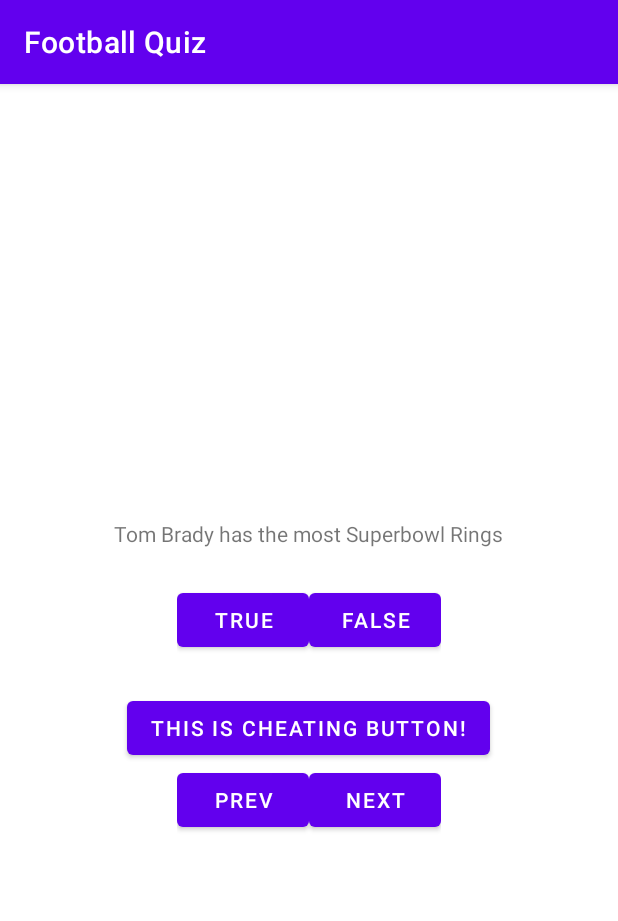
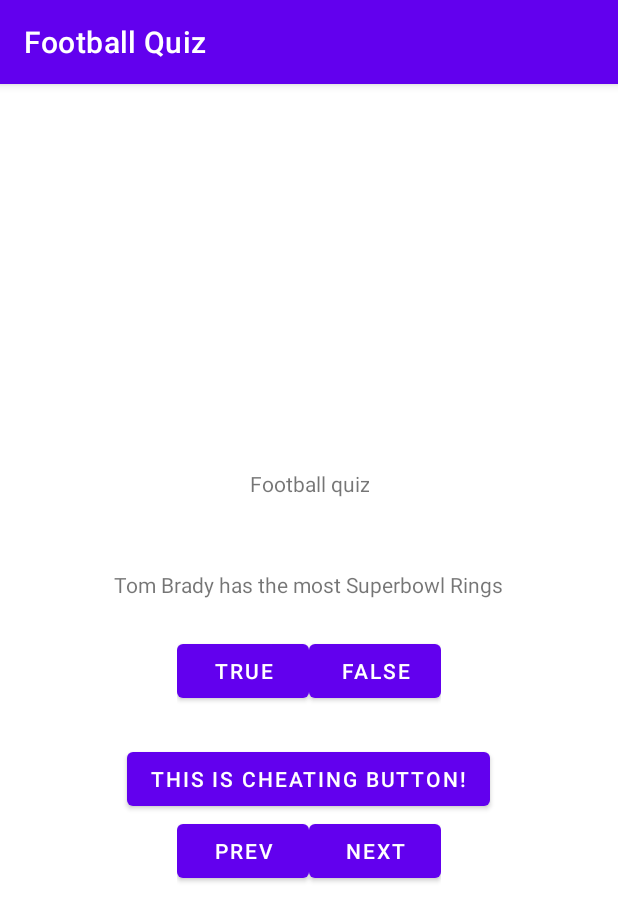
Before and after one commit to ImprovedHelloKitty/Football_Quiz, an Android app: the screen it shows after launch (MainActivity), after a tap on "START", on a phone screen of 412 x 824 dp. Shown: the top 921 px of the screen. Run offline under Robolectric (Android 15) with nearby library versions, the phone set to English and light mode, and no system bars.

Commit message:
start page

```diff
--- a/app/src/main/java/com/example/footballquiz/startPage.kt
+++ b/app/src/main/java/com/example/footballquiz/startPage.kt
@@ -20,12 +20,6 @@ import com.example.footballquiz.databinding.StartPageBinding
             setContentView(R.layout.start_page)
 
             startButton = findViewById(R.id.begin_the_quiz)
-            /*binding = StartPageBinding.inflate(layoutInflater)
-            setContentView(binding.root)*/
-
-            /*binding.startButton.setOnClickListener { view: View ->
-                val intent = Intent(this, MainActivity::class.java)
-            }*/
 
             startButton.setOnClickListener { view: View ->
                 val intent = Intent(this, MainActivity::class.java)
--- a/app/src/main/res/layout/activity_main.xml
+++ b/app/src/main/res/layout/activity_main.xml
@@ -5,6 +5,13 @@
     android:layout_height="match_parent"
     android:gravity="center"
     android:orientation="vertical">
+
+    <TextView
+        android:layout_width="wrap_content"
+        android:layout_height="wrap_content"
+        android:gravity="center"
+        android:padding="24dp"
+        android:text="Football quiz"/>
 
     <TextView
         android:id="@+id/question_text_view"
```
